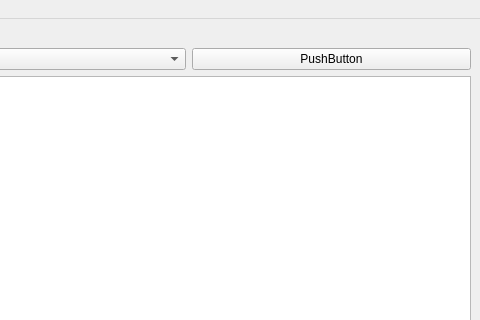
The window that form/mainwindow.ui (lukasszz/savings) describes before a commit, drawn with Qt 5; both pictures show x 674 to 1154 and y 0 to 320 of the 1154 by 662 pixel window.
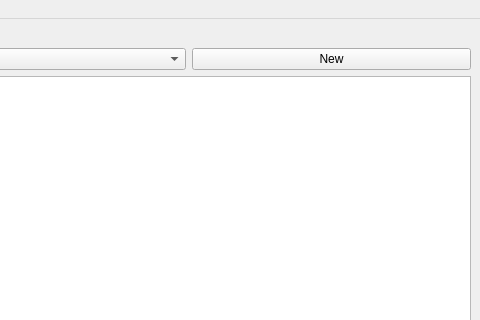
The same window after the commit.

What changed in the file:
```diff
--- a/form/mainwindow.ui
+++ b/form/mainwindow.ui
@@ -60,7 +60,7 @@
         <item>
          <widget class="QPushButton" name="pushButton_2">
           <property name="text">
-           <string>PushButton</string>
+           <string>New</string>
           </property>
          </widget>
         </item>
```
Left out of the diff: 6 changed lines with no effect on the pictures.
